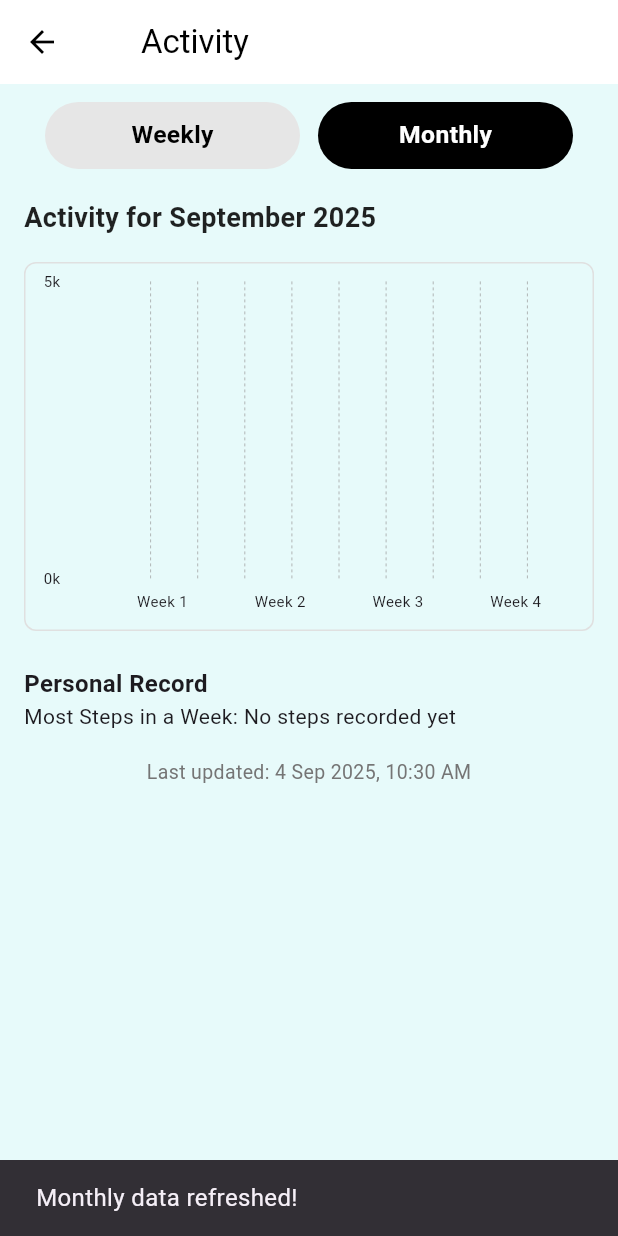
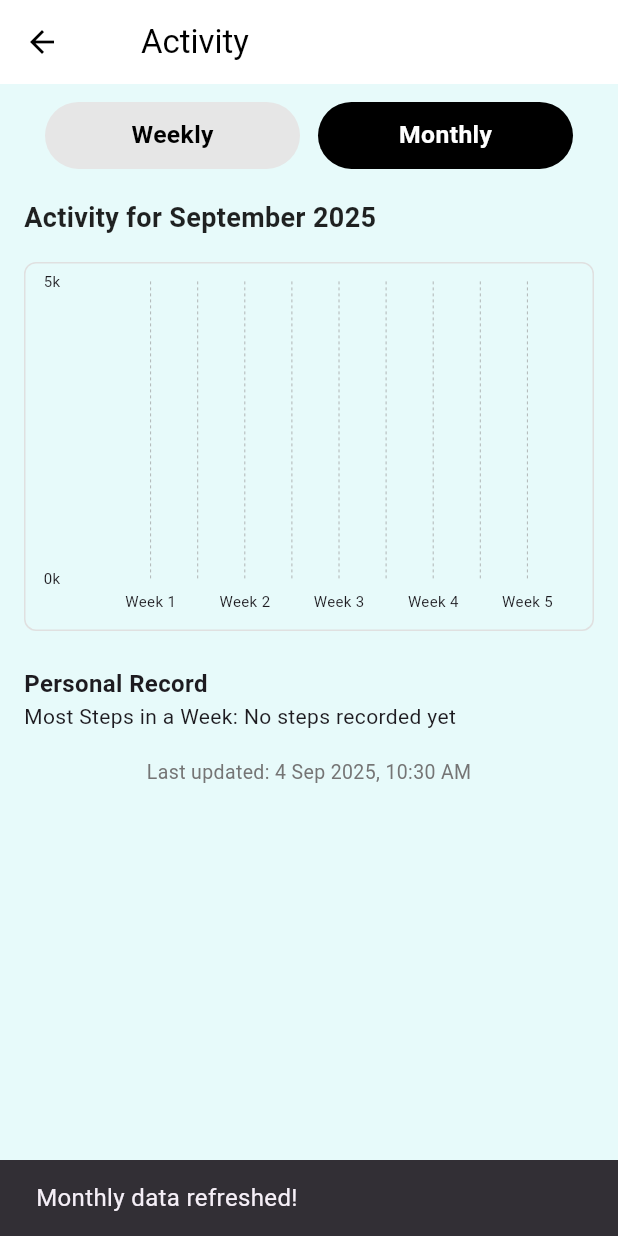
Before and after one commit to AceAsif/Steps4Perks-app, a Flutter app: the ActivityPage screen opened directly, after a tap on "Monthly", on a phone screen of 412 x 824 dp. Run offline on Flutter 3.47's test engine with Material 3 defaults, Android fonts, the phone set to English and light mode, and no system bars; drawn by our look-alikes of fl_chart; our stand-ins replace cloud_firestore, device_info_plus, firebase_core, firebase_messaging, flutter_local_notifications, flutter_slidable and 7 more; accounts and stored records are empty.

Commit message:
[Yeonju]  Do the monthly data testing

```diff
--- a/lib/services/database_service.dart
+++ b/lib/services/database_service.dart
@@ -11,10 +11,6 @@ import 'package:myapp/models/redeemed_reward_history_item.dart';
 class DatabaseService {
   final FirebaseFirestore _firestore = FirebaseFirestore.instance;
   String? _cachedDeviceId;
-
-  // ✅ NEW: public getter so callers can access users collection when needed
-  CollectionReference<Map<String, dynamic>> get usersCollection =>
-      _firestore.collection('users');
 
   // --- Device ID Management ---
   /// Retrieves a unique device ID. Caches it for subsequent calls.
@@ -282,50 +278,51 @@ class DatabaseService {
     return days[weekday - 1]; // Adjust for 0-based list index
   }
 
-  /// Retrieves monthly step data aggregated by week for the current device.
+  /// Retrieves monthly step data aggregated by **week of the current month** (Week 1..Week 5).
   /// Requires 'timestamp' field in dailyStats documents.
   Future<Map<String, int>> getMonthlyStepData() async {
     final deviceId = await getDeviceId();
     final now = DateTime.now().toLocal();
-    // Calculate the start of the day 29 days ago (for a 30-day period including today)
-    final thirtyDaysAgo = DateTime(now.year, now.month, now.day).subtract(const Duration(days: 29));
+
+    // Start = first day of current month at 00:00, End = first day of next month
+    final startOfMonth = DateTime(now.year, now.month, 1);
+    final startOfNextMonth = (now.month == 12)
+        ? DateTime(now.year + 1, 1, 1)
+        : DateTime(now.year, now.month + 1, 1);
 
     final querySnapshot = await _firestore
-        .collection('users') // Consistent parent collection
+        .collection('users')
         .doc(deviceId)
         .collection('dailyStats')
-        .where('timestamp', isGreaterThanOrEqualTo: Timestamp.fromDate(thirtyDaysAgo))
-        .orderBy('timestamp') // Order by timestamp for correct chronological retrieval
+        .where('timestamp', isGreaterThanOrEqualTo: Timestamp.fromDate(startOfMonth))
+        .where('timestamp', isLessThan: Timestamp.fromDate(startOfNextMonth))
+        .orderBy('timestamp')
         .get();
 
+    // Fixed buckets for up to 5 partial weeks in a month
     final Map<String, int> weekData = {
-      'Week 1': 0, // Represents days 0-6 from thirtyDaysAgo
-      'Week 2': 0, // Represents days 7-13
-      'Week 3': 0, // Represents days 14-20
-      'Week 4': 0, // Represents days 21-27
-      'Week 5': 0, // Represents days 28-29 (up to 30 days total)
+      'Week 1': 0,
+      'Week 2': 0,
+      'Week 3': 0,
+      'Week 4': 0,
+      'Week 5': 0,
     };
 
     for (final doc in querySnapshot.docs) {
       final data = doc.data();
-      final timestamp = data['timestamp'] as Timestamp?; // Use null-aware access for data
-      final steps = (data['steps'] as num?)?.toInt() ?? 0; // Use null-aware access for data
+      final timestamp = data['timestamp'] as Timestamp?;
+      final steps = (data['steps'] as num?)?.toInt() ?? 0;
 
       if (timestamp != null) {
         final date = timestamp.toDate().toLocal();
-        // Calculate the number of days from `thirtyDaysAgo` to the current document's date.
-        // This ensures Week 1 correctly refers to the first week of the 30-day period.
-        final int daysIntoPeriod = date.difference(thirtyDaysAgo).inDays;
-
-        // Determine which 7-day bucket the date falls into (1-indexed week number)
-        final int weekNumber = (daysIntoPeriod ~/ 7) + 1;
-
-        if (weekNumber >= 1 && weekNumber <= 5) { // Ensure the week number is within our defined range
-          final label = 'Week $weekNumber';
-          weekData[label] = (weekData[label] ?? 0) + steps; // Aggregate steps for the corresponding week
-        }
+        // 0-based week index inside the month
+        final int weekIndexZeroBased = ((date.day - 1) ~/ 7); // 0..4
+        final int weekNumber = (weekIndexZeroBased + 1).clamp(1, 5);
+        final label = 'Week $weekNumber';
+        weekData[label] = (weekData[label] ?? 0) + steps;
       }
     }
+
     return weekData;
   }
 
@@ -507,15 +504,13 @@ class DatabaseService {
     }
   }
 
-  // ---------------------------------------------------------------------------
-  // ✅ NEW: User profile helpers (minimal additions, no breaking changes)
-  // ---------------------------------------------------------------------------
+  // ---------- NEW: lightweight profile helpers for name -----------
 
-  /// Get the current device's user profile document data (if it exists).
   Future<Map<String, dynamic>?> getUserProfile() async {
+    final deviceId = await getDeviceId();
+    final userRef = _firestore.collection('users').doc(deviceId);
     try {
-      final deviceId = await getDeviceId();
-      final snap = await usersCollection.doc(deviceId).get();
+      final snap = await userRef.get();
       return snap.data();
     } catch (e) {
       debugPrint('❌ getUserProfile error: $e');
@@ -523,25 +518,17 @@ class DatabaseService {
     }
   }
 
-  /// Update parts of the user profile (e.g., name). Pass only fields to change.
-  Future<void> updateUserProfile({
-    String? name,
-    String? photoUrl, // kept for future use; ignored if null
-    // email intentionally omitted for now (read-only)
-  }) async {
+  Future<void> updateUserName(String name) async {
     final deviceId = await getDeviceId();
-    final Map<String, dynamic> update = {};
-    if (name != null) update['name'] = name;
-    if (photoUrl != null) update['photoUrl'] = photoUrl;
-
-    if (update.isEmpty) return;
-
+    final userRef = _firestore.collection('users').doc(deviceId);
     try {
-      await usersCollection.doc(deviceId).set(update, SetOptions(merge: true));
-      debugPrint('✅ updateUserProfile → $update');
-    } catch (e, st) {
-      debugPrint('❌ updateUserProfile failed: $e');
-      debugPrint('Stack Trace: $st');
+      await userRef.set({
+        'name': name,
+        'nameUpdatedAt': FieldValue.serverTimestamp(),
+      }, SetOptions(merge: true));
+      debugPrint('✅ updateUserName → $name');
+    } catch (e) {
+      debugPrint('❌ updateUserName failed: $e');
       rethrow;
     }
   }
--- a/lib/view/activitypage.dart
+++ b/lib/view/activitypage.dart
@@ -3,6 +3,8 @@ import 'package:myapp/features/step_bar_chart.dart';
 import 'package:myapp/services/database_service.dart';
 import 'package:intl/intl.dart';
 import 'package:myapp/widgets/shimmer_loader.dart';
+import 'package:provider/provider.dart';
+import 'package:myapp/features/step_tracker.dart';
 
 class ActivityPage extends StatefulWidget {
   const ActivityPage({super.key});
@@ -24,10 +26,37 @@ class _ActivityPageState extends State<ActivityPage> {
   DateTime? _lastUpdated;
   bool _hasError = false;
 
+  VoidCallback? _trackerListener; // ✅ listen for live updates
+
   @override
   void initState() {
     super.initState();
     _fetchWeeklyData(showSnackbar: false);
+
+    // ✅ Add StepTracker listener after first frame to avoid context issues
+    WidgetsBinding.instance.addPostFrameCallback((_) {
+      final tracker = Provider.of<StepTracker>(context, listen: false);
+      _trackerListener = () {
+        // Refresh the visible tab when steps change
+        if (!mounted) return;
+        if (selectedTabIndex == 0) {
+          _fetchWeeklyData(showSnackbar: false);
+        } else {
+          _fetchMonthlyData();
+        }
+      };
+      tracker.addListener(_trackerListener!);
+    });
+  }
+
+  @override
+  void dispose() {
+    // ✅ Clean up listener
+    if (_trackerListener != null) {
+      final tracker = Provider.of<StepTracker>(context, listen: false);
+      tracker.removeListener(_trackerListener!);
+    }
+    super.dispose();
   }
 
   Future<void> _fetchWeeklyData({bool showSnackbar = true}) async {
@@ -87,55 +116,23 @@ class _ActivityPageState extends State<ActivityPage> {
     });
 
     try {
-      // Get **daily** data for the current month
-      final data = await _databaseService.getMonthlyStepData();
+      // ✅ Use server-side week-of-month aggregation as provided by DatabaseService
+      final weekData = await _databaseService.getMonthlyStepData();
 
-      final now = DateTime.now();
-      final startOfMonth = DateTime(now.year, now.month, 1);
-
-      // Week buckets (some months show Week 5 depending on day spread)
-      Map<String, int> weekData = {
-        'Week 1': 0,
-        'Week 2': 0,
-        'Week 3': 0,
-        'Week 4': 0,
-        'Week 5': 0,
-      };
-
-      // Accumulate each day into its week-of-month bucket
-      for (int i = 0; i < 31; i++) {
-        final date = startOfMonth.add(Duration(days: i));
-        if (date.month != now.month) break;
-
-        // Week-of-month index: 0..4
-        final weekOfMonth = ((date.day - 1) / 7).floor();
-        final label = 'Week ${weekOfMonth + 1}';
-
-        final dayLabel = DateFormat('d MMM').format(date); // must match DB service
-        final steps = data[dayLabel] ?? 0;
-
-        weekData[label] = (weekData[label] ?? 0) + steps;
+      // Compute max week
+      int maxSteps = 0;
+      String maxWeekLabel = '';
+      for (final entry in weekData.entries) {
+        if (entry.value > maxSteps) {
+          maxSteps = entry.value;
+          maxWeekLabel = entry.key; // e.g., "Week 3"
+        }
       }
 
-      // Remove Week 5 if unused (keep minimal visual noise)
-      if ((weekData['Week 5'] ?? 0) == 0) {
-        weekData.remove('Week 5');
-      }
-
-      // Personal record for monthly view = max weekly total
-      int maxSteps = 0;
-      String maxStepsWeek = '';
-      weekData.forEach((label, total) {
-        if (total > maxSteps) {
-          maxSteps = total;
-          maxStepsWeek = label;
-        }
-      });
-
       setState(() {
-        _monthlyData = weekData;
+        _monthlyData = weekData;        // e.g., {Week 1: 12000, ...}
         _maxSteps = maxSteps;
-        _maxStepsDate = maxStepsWeek; // displayed as "Week X" in chart footer
+        _maxStepsDate = maxWeekLabel;   // show the week label under "Personal Record"
         _isLoading = false;
         _lastUpdated = DateTime.now();
       });
@@ -207,11 +204,11 @@ class _ActivityPageState extends State<ActivityPage> {
                   )
                 else
                   StepsBarChart(
-                  labels: _monthlyData.keys.toList(),
+                    labels: _monthlyData.keys.toList(), // ["Week 1"..."Week 5"]
                     stepValues: _monthlyData.values.map((e) => e.toDouble()).toList(),
                     dateRange: 'Activity for ${DateFormat('MMMM yyyy').format(DateTime.now())}',
                     maxSteps: _maxSteps,
-                  maxStepsDate: _maxStepsDate,
+                    maxStepsDate: _maxStepsDate, // "Week X"
                   ),
               if (_lastUpdated != null)
                 Padding(
```
Also changed, not shown: lib/view/profilepage.dart (+4 -6 lines), 1 other file. Lines whose indentation alone changed are shown as unchanged.
